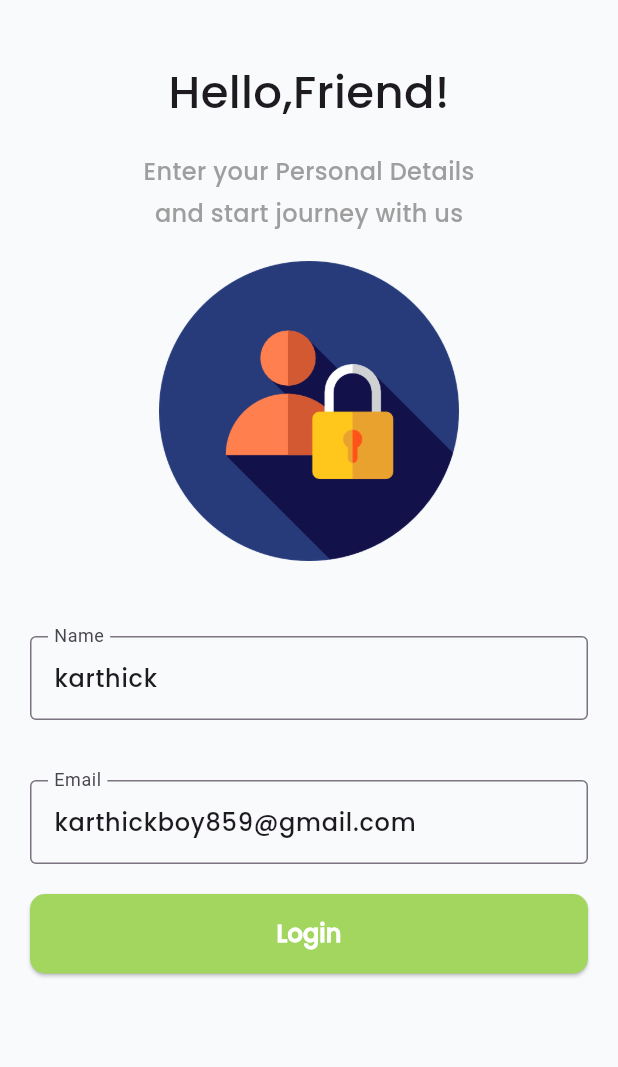
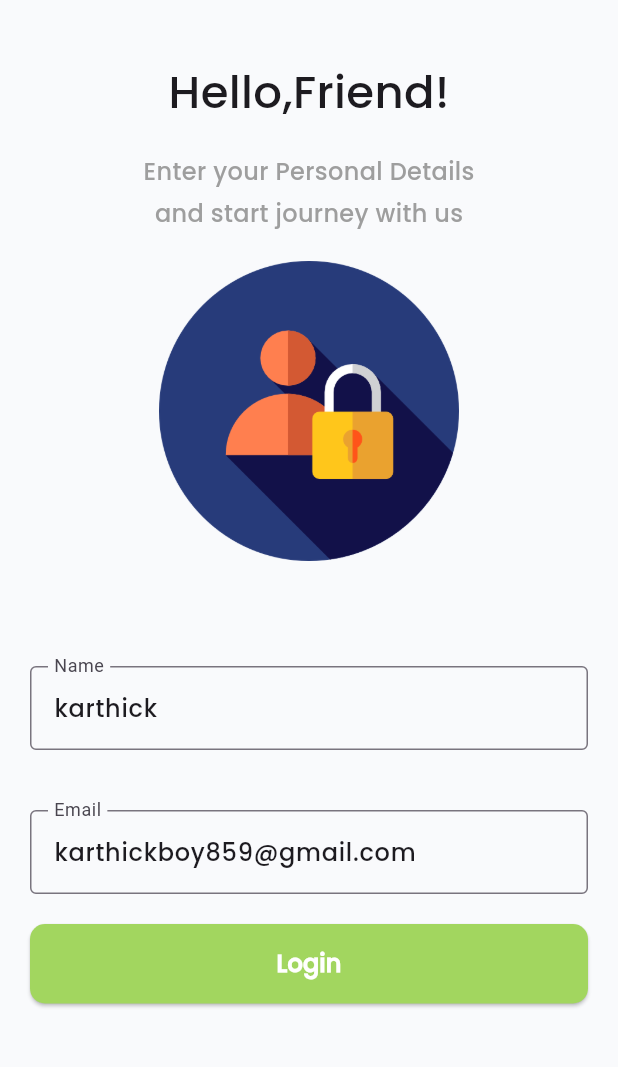
Before and after one commit to kartikm051997-gif/tracking_today, a Flutter app: the screen it shows after launch, on a phone screen of 412 x 824 dp, the part 84-1151 px from its top. Run offline on Flutter 3.47's test engine with Material 3 defaults, Android fonts, the phone set to English and light mode, and no system bars; our stand-ins replace firebase_core, geocoding, geolocator, google_maps_flutter, shared_preferences; accounts and stored records are empty.

Commit message:
size chaged

```diff
--- a/lib/Ui_Screen/login_page.dart
+++ b/lib/Ui_Screen/login_page.dart
@@ -112,7 +112,7 @@ class _LoginScreenState extends State<LoginScreen> {
               ),
               SizedBox(height: 20),
               Image.asset("assets/login image.png", height: 200),
-              SizedBox(height: 50),
+              SizedBox(height: 70),
               TextField(
                 controller: _nameController,
                 style: TextStyle(fontFamily: MyString.poppins),
```
